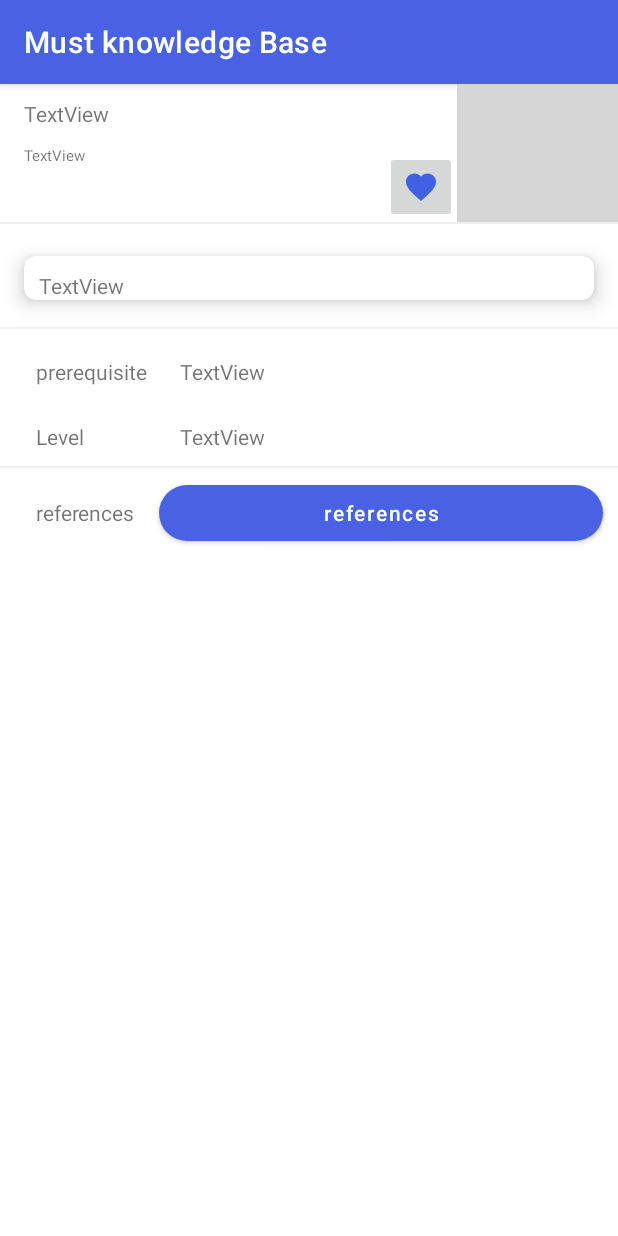
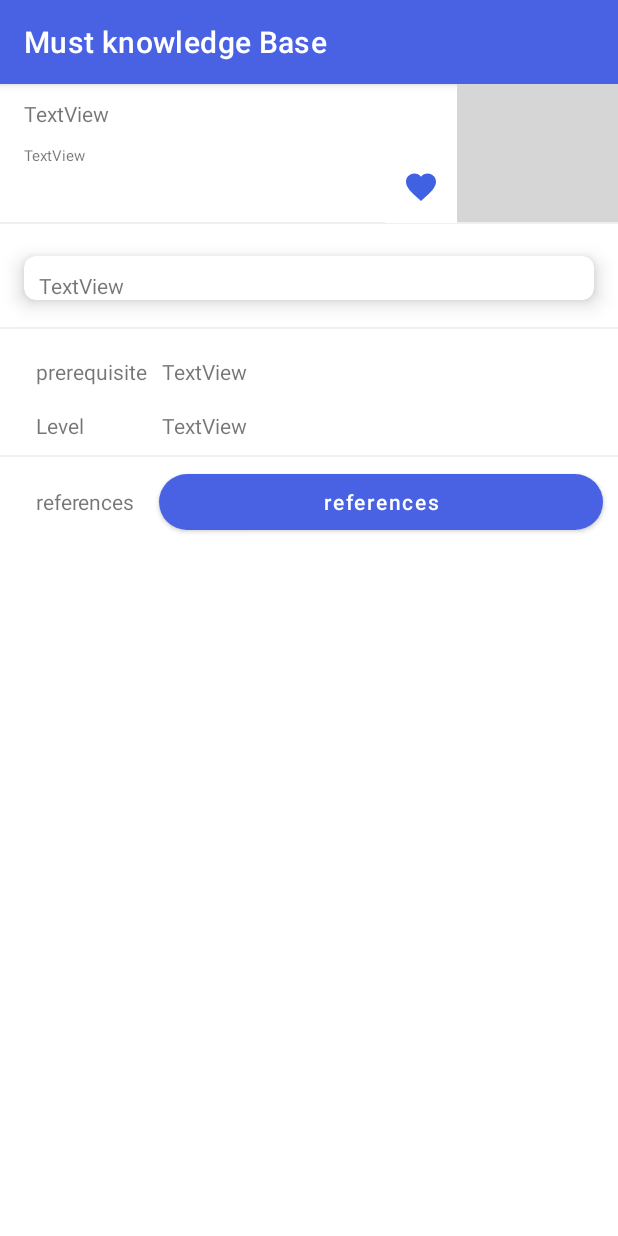
Before and after one commit to AymanOmara/Library, an Android app: the DetailsActivity screen opened directly, with no data from a screen before it, on a phone screen of 412 x 824 dp. Run offline under Robolectric (Android 15) with nearby library versions, the phone set to English and light mode, and no system bars; libraries missing offline, so code that uses them is left out: io.realm; 10 statements that could not run were skipped; grey boxes are pictures that could not be loaded.

Commit message:
fix prerequisite alignment

```diff
--- a/app/src/main/res/layout/activity_details.xml
+++ b/app/src/main/res/layout/activity_details.xml
@@ -90,9 +90,10 @@
 
     <TextView
         android:id="@+id/prerequest"
-        android:layout_width="260dp"
-        android:layout_height="23dp"
+        android:layout_width="0dp"
+        android:layout_height="16dp"
         android:layout_marginEnd="10dp"
+        android:layout_marginStart="10dp"
         android:text="TextView"
         app:layout_constraintEnd_toEndOf="parent"
         app:layout_constraintStart_toEndOf="@+id/courseDeatilsPrerequestLabel"
@@ -164,7 +165,7 @@
         android:layout_width="48dp"
         android:layout_height="48dp"
         android:layout_marginBottom="4dp"
-
+        android:background="@color/white"
         app:layout_constraintBottom_toTopOf="@+id/cardView"
         app:layout_constraintEnd_toStartOf="@+id/imageView"
         app:srcCompat="@drawable/favrite_icon"
```
